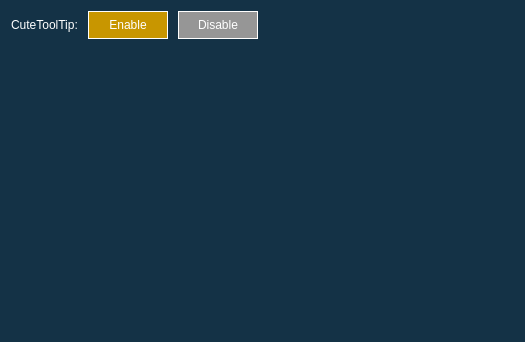
Qt form Example/ToolTipDemo.ui (gongjianbo/QtWidgetsComponent) before a commit.
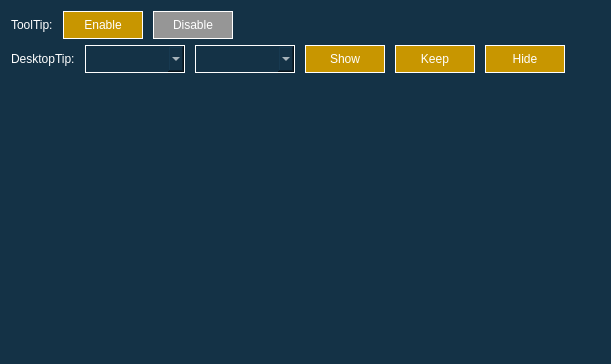
The same form after that commit.

Patch:
```diff
--- a/Example/ToolTipDemo.ui
+++ b/Example/ToolTipDemo.ui
@@ -6,8 +6,8 @@
    <rect>
     <x>0</x>
     <y>0</y>
-    <width>525</width>
-    <height>342</height>
+    <width>611</width>
+    <height>364</height>
    </rect>
   </property>
   <property name="windowTitle">
@@ -37,7 +37,19 @@
 QComboBox{
 border:1px solid white;
 }
-/**/
+QComboBox QAbstractItemView{
+border:1px solid white;
+background-color:rgb(20,50,70);
+}
+QComboBox QAbstractItemView::item{/*需要代码中-&amp;gt;setView(new QListView(this));*/
+height:26px;
+font:15px &quot;宋体&quot;;
+background-color:rgb(20,50,70);
+}
+QComboBox QAbstractItemView::item:selected{
+background-color:rgb(255,170,0);
+}
+/*文本框*/
 QLabel{
 font:14px &quot;宋体&quot;;
 color:white;
@@ -52,7 +64,7 @@
      <item>
       <widget class="QLabel" name="label">
        <property name="text">
-        <string>CuteToolTip:</string>
+        <string>ToolTip:</string>
        </property>
       </widget>
      </item>
@@ -112,6 +124,125 @@
      </item>
     </layout>
    </item>
+   <item>
+    <layout class="QHBoxLayout" name="horizontalLayout_2">
+     <property name="spacing">
+      <number>10</number>
+     </property>
+     <item>
+      <widget class="QLabel" name="label_2">
+       <property name="text">
+        <string>DesktopTip:</string>
+       </property>
+      </widget>
+     </item>
+     <item>
+      <widget class="QComboBox" name="boxDesktopTipAni">
+       <property name="minimumSize">
+        <size>
+         <width>100</width>
+         <height>28</height>
+        </size>
+       </property>
+       <property name="maximumSize">
+        <size>
+         <width>100</width>
+         <height>28</height>
+        </size>
+       </property>
+      </widget>
+     </item>
+     <item>
+      <widget class="QComboBox" name="boxDesktopTipArea">
+       <property name="minimumSize">
+        <size>
+         <width>100</width>
+         <height>28</height>
+        </size>
+       </property>
+       <property name="maximumSize">
+        <size>
+         <width>100</width>
+         <height>28</height>
+        </size>
+       </property>
+      </widget>
+     </item>
+     <item>
+      <widget class="QPushButton" name="btnDesktopTipShow">
+       <property name="minimumSize">
+        <size>
+         <width>80</width>
+         <height>28</height>
+        </size>
+       </property>
+       <property name="maximumSize">
+        <size>
+         <width>80</width>
+         <height>28</height>
+        </size>
+       </property>
+       <property name="text">
+        <string>Show</string>
+       </property>
+      </widget>
+     </item>
+     <item>
+      <widget class="QPushButton" name="btnDesktopTipKeep">
+       <property name="minimumSize">
+        <size>
+         <width>80</width>
+         <height>28</height>
+        </size>
+       </property>
+       <property name="maximumSize">
+        <size>
+         <width>80</width>
+         <height>28</height>
+        </size>
+       </property>
+       <property name="text">
+        <string>Keep</string>
+       </property>
+      </widget>
+     </item>
+     <item>
+      <widget class="QPushButton" name="btnDesktopTipHide">
+       <property name="enabled">
+        <bool>true</bool>
+       </property>
+       <property name="minimumSize">
+        <size>
+         <width>80</width>
+         <height>28</height>
+        </size>
+       </property>
+       <property name="maximumSize">
+        <size>
+         <width>80</width>
+         <height>28</height>
+        </size>
+       </property>
+       <property name="text">
+        <string>Hide</string>
+       </property>
+      </widget>
+     </item>
+     <item>
+      <spacer name="horizontalSpacer_2">
+       <property name="orientation">
+        <enum>Qt::Horizontal</enum>
+       </property>
+       <property name="sizeHint" stdset="0">
+        <size>
+         <width>40</width>
+         <height>20</height>
+        </size>
+       </property>
+      </spacer>
+     </item>
+    </layout>
+   </item>
    <item>
     <spacer name="verticalSpacer">
      <property name="orientation">
```
Left out of the diff: 2 changed lines with no effect on the pictures.
